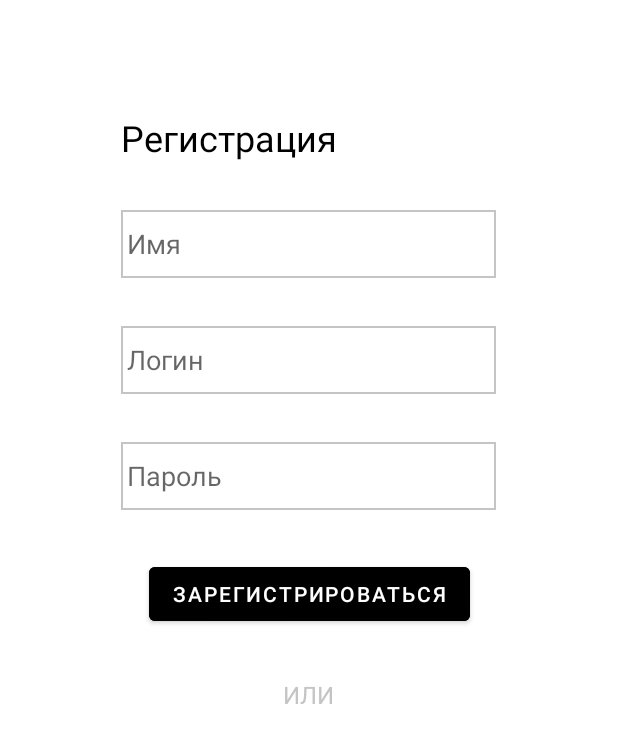
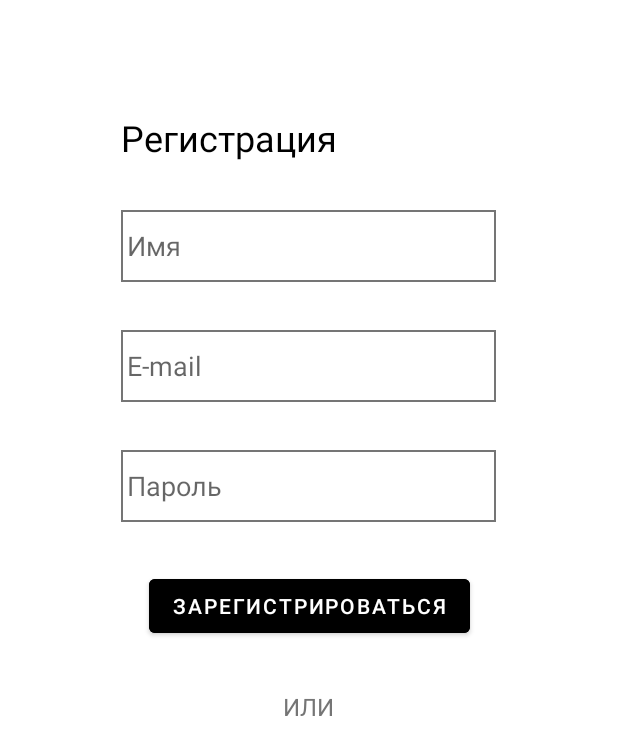
Before and after one commit to IlyaBorisovDly/Oasis, an Android app: the layout activity_registration.xml on its own in the app's theme, with its tools: preview values and no code run, on a phone screen of 412 x 824 dp. Shown: the top 755 px of the screen. Run offline under Robolectric (Android 15) with nearby library versions, the phone set to English and light mode, and no system bars.

Commit message:
Fixed layouts

```diff
--- a/app/src/main/res/layout/activity_registration.xml
+++ b/app/src/main/res/layout/activity_registration.xml
@@ -1,18 +1,18 @@
 <?xml version="1.0" encoding="utf-8"?>
 <androidx.constraintlayout.widget.ConstraintLayout xmlns:android="http://schemas.android.com/apk/res/android"
     xmlns:app="http://schemas.android.com/apk/res-auto"
-    xmlns:tools="http://schemas.android.com/tools"
     android:layout_width="match_parent"
     android:layout_height="match_parent">
 
     <EditText
-        android:id="@+id/nameEditText"
+        android:id="@+id/editTextRegisterName"
         android:layout_width="250dp"
-        android:layout_height="45dp"
+        android:layout_height="48dp"
         android:layout_marginTop="140dp"
         android:background="@drawable/edit_text_style"
         android:ems="10"
-        android:hint="Имя"
+        android:hint="@string/name"
+        android:autofillHints="name"
         android:inputType="textPersonName"
         android:padding="4dp"
         app:layout_constraintEnd_toEndOf="parent"
@@ -21,66 +21,68 @@
         app:layout_constraintTop_toTopOf="parent" />
 
     <EditText
-        android:id="@+id/loginEditText"
+        android:id="@+id/editTextRegisterEmail"
         android:layout_width="250dp"
-        android:layout_height="45dp"
+        android:layout_height="48dp"
         android:layout_marginTop="32dp"
         android:background="@drawable/edit_text_style"
         android:ems="10"
-        android:hint="Логин"
-        android:inputType="textPersonName"
+        android:hint="@string/email"
+        android:autofillHints="emailAddress"
+        android:inputType="textEmailAddress"
         android:padding="4dp"
         app:layout_constraintEnd_toEndOf="parent"
         app:layout_constraintHorizontal_bias="0.497"
         app:layout_constraintStart_toStartOf="parent"
-        app:layout_constraintTop_toBottomOf="@+id/nameEditText" />
+        app:layout_constraintTop_toBottomOf="@+id/editTextRegisterName" />
 
     <EditText
-        android:id="@+id/passwordEditText"
+        android:id="@+id/editTextRegisterPassword"
         android:layout_width="250dp"
-        android:layout_height="45dp"
+        android:layout_height="48dp"
         android:layout_marginTop="32dp"
+        android:autofillHints="password"
         android:background="@drawable/edit_text_style"
         android:ems="10"
-        android:hint="Пароль"
-        android:inputType="textPersonName"
+        android:hint="@string/password"
+        android:inputType="textPassword"
         android:padding="4dp"
         app:layout_constraintEnd_toEndOf="parent"
         app:layout_constraintHorizontal_bias="0.497"
         app:layout_constraintStart_toStartOf="parent"
-        app:layout_constraintTop_toBottomOf="@+id/loginEditText" />
+        app:layout_constraintTop_toBottomOf="@+id/editTextRegisterEmail" />
 
     <Button
-        android:id="@+id/registerButton"
+        android:id="@+id/buttonRegister"
         android:layout_width="wrap_content"
         android:layout_height="wrap_content"
         android:layout_marginTop="32dp"
         android:backgroundTint="@color/black"
-        android:text="Зарегистрироваться"
+        android:text="@string/register"
         app:layout_constraintEnd_toEndOf="parent"
         app:layout_constraintStart_toStartOf="parent"
-        app:layout_constraintTop_toBottomOf="@+id/passwordEditText" />
+        app:layout_constraintTop_toBottomOf="@+id/editTextRegisterPassword" />
 
     <TextView
         android:id="@+id/registrationTextView"
         android:layout_width="wrap_content"
         android:layout_height="wrap_content"
         android:layout_marginBottom="32dp"
-        android:text="Регистрация"
+        android:text="@string/registration"
         android:textColor="@color/black"
         android:textSize="24sp"
-        app:layout_constraintBottom_toTopOf="@+id/nameEditText"
-        app:layout_constraintStart_toStartOf="@+id/nameEditText" />
+        app:layout_constraintBottom_toTopOf="@+id/editTextRegisterName"
+        app:layout_constraintStart_toStartOf="@+id/editTextRegisterName" />
 
     <TextView
-        android:id="@+id/orTextView"
+        android:id="@+id/textViewOr"
         android:layout_width="wrap_content"
         android:layout_height="wrap_content"
         android:layout_marginTop="32dp"
-        android:text="ИЛИ"
+        android:text="@string/or"
         android:textColor="@color/gray"
         android:textSize="16sp"
         app:layout_constraintEnd_toEndOf="parent"
         app:layout_constraintStart_toStartOf="parent"
-        app:layout_constraintTop_toBottomOf="@+id/registerButton" />
+        app:layout_constraintTop_toBottomOf="@+id/buttonRegister" />
 </androidx.constraintlayout.widget.ConstraintLayout>
--- a/app/src/main/res/layout/activity_workout.xml
+++ b/app/src/main/res/layout/activity_workout.xml
@@ -17,7 +17,8 @@
             android:layout_width="25dp"
             android:layout_height="25dp"
             android:layout_gravity="center_vertical"
-            android:layout_marginLeft="16dp"
+            android:layout_marginStart="16dp"
+            android:contentDescription="@string/go_back"
             android:src="@drawable/ic_arrow_left" />
     </androidx.cardview.widget.CardView>
 
--- a/app/src/main/res/values/colors.xml
+++ b/app/src/main/res/values/colors.xml
@@ -8,5 +8,6 @@
 
     <color name="black">#FF000000</color>
     <color name="white">#FFFFFFFF</color>
-    <color name="gray">#C4C4C4</color>
+    <color name="gray">#757575</color>
+    <color name="red">#DD2C00</color>
 </resources>
--- a/app/src/main/res/values/strings.xml
+++ b/app/src/main/res/values/strings.xml
@@ -1,4 +1,13 @@
 <resources>
     <string name="app_name">Oasis</string>
-    <string name="registration"><u>Регистрация</u></string>
+    <string name="email">E-mail</string>
+    <string name="go_back">Вернуться назад</string>
+    <string name="login">Войти</string>
+    <string name="name">Имя</string>
+    <string name="or">ИЛИ</string>
+    <string name="password">Пароль</string>
+    <string name="register">Зарегистрироваться</string>
+    <string name="registration">Регистрация</string>
+    <string name="registration_underlined"><u>Регистрация</u></string>
+    <string name="log_out">Выйти</string>
 </resources>
```
Also changed, not shown: app/src/main/res/layout/activity_login.xml (+22 -19 lines).
